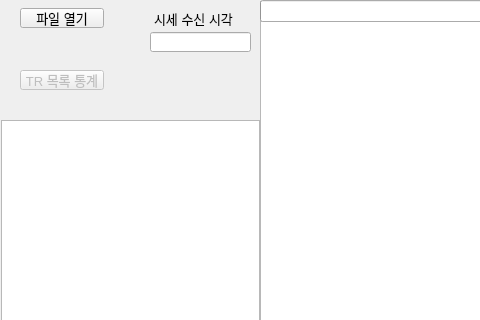
Old version of the form CDlgMain.ui in the repository teammtc/TickToBin; both pictures show x 0 to 480 and y 0 to 320 of the 800 by 600 pixel window.
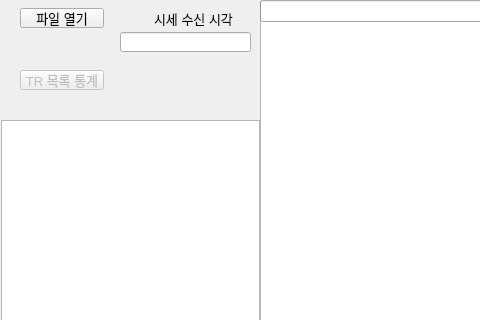
New version of the form.

Patch:
```diff
--- a/CDlgMain.ui
+++ b/CDlgMain.ui
@@ -45,9 +45,9 @@
    <widget class="QLineEdit" name="leRcvTM">
     <property name="geometry">
      <rect>
-      <x>150</x>
+      <x>120</x>
       <y>32</y>
-      <width>101</width>
+      <width>131</width>
       <height>20</height>
      </rect>
     </property>
```
